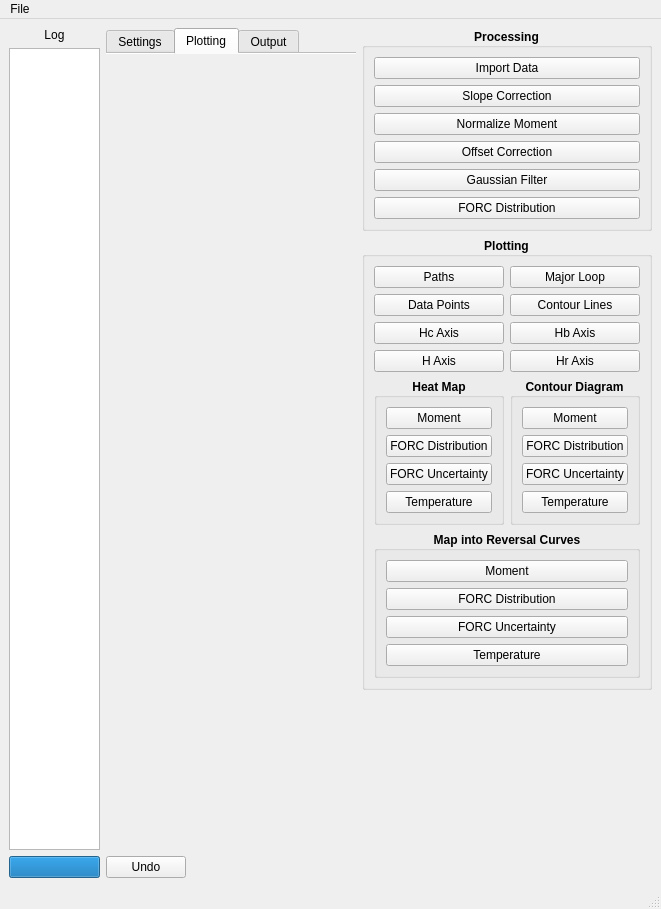
First picture: the form in PyFORCGUIBase.ui, repository peytondmurray/pyforc, before the edit.
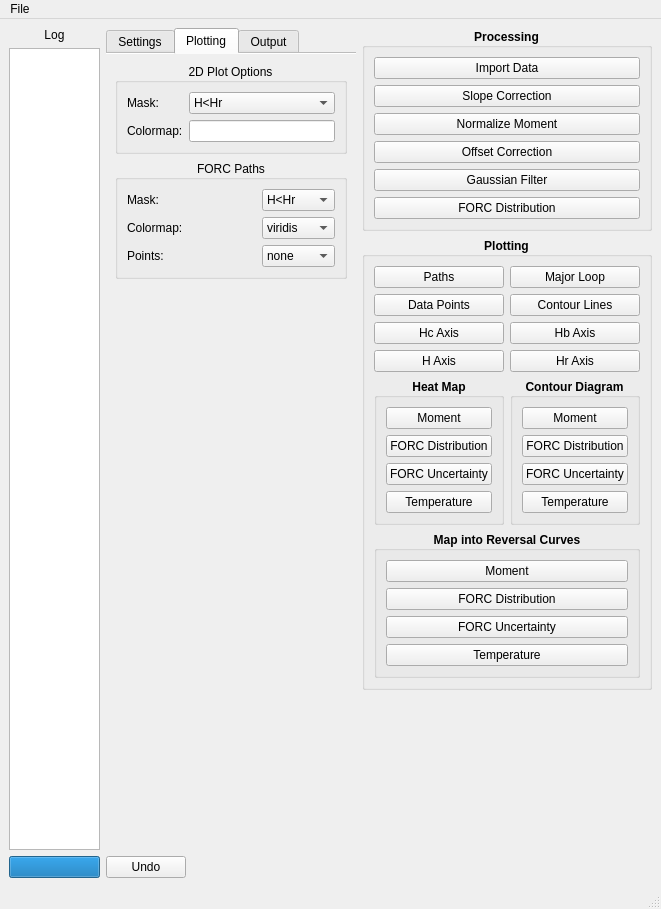
Second picture: the form after the edit. The open tabs and pages were chosen to show the change.

Commit message: GUI now can read in FORC files. Beginning to add job logging and plotting functionality.

```diff
--- a/PyFORCGUIBase.ui
+++ b/PyFORCGUIBase.ui
@@ -842,6 +842,155 @@
        <attribute name="title">
         <string>Plotting</string>
        </attribute>
+       <layout class="QGridLayout" name="gridLayout_11">
+        <item row="0" column="0">
+         <widget class="QGroupBox" name="groupBox_11">
+          <property name="title">
+           <string>2D Plot Options</string>
+          </property>
+          <property name="alignment">
+           <set>Qt::AlignCenter</set>
+          </property>
+          <property name="flat">
+           <bool>true</bool>
+          </property>
+          <layout class="QGridLayout" name="gridLayout_10">
+           <item row="0" column="0">
+            <widget class="QLabel" name="label_14">
+             <property name="text">
+              <string>Mask:</string>
+             </property>
+            </widget>
+           </item>
+           <item row="0" column="1">
+            <widget class="QComboBox" name="f_2d_mask">
+             <item>
+              <property name="text">
+               <string>H&lt;Hr</string>
+              </property>
+             </item>
+             <item>
+              <property name="text">
+               <string>none</string>
+              </property>
+             </item>
+             <item>
+              <property name="text">
+               <string>outline</string>
+              </property>
+             </item>
+            </widget>
+           </item>
+           <item row="1" column="0">
+            <widget class="QLabel" name="label_16">
+             <property name="text">
+              <string>Colormap:</string>
+             </property>
+            </widget>
+           </item>
+           <item row="1" column="1">
+            <widget class="QLineEdit" name="f_2d_cmap"/>
+           </item>
+          </layout>
+         </widget>
+        </item>
+        <item row="1" column="0">
+         <widget class="QGroupBox" name="groupBox_10">
+          <property name="title">
+           <string>FORC Paths</string>
+          </property>
+          <property name="alignment">
+           <set>Qt::AlignCenter</set>
+          </property>
+          <property name="flat">
+           <bool>true</bool>
+          </property>
+          <layout class="QGridLayout" name="gridLayout_9">
+           <item row="0" column="0" colspan="2">
+            <widget class="QLabel" name="label_15">
+             <property name="text">
+              <string>Mask:</string>
+             </property>
+            </widget>
+           </item>
+           <item row="0" column="2">
+            <widget class="QComboBox" name="f_paths_mask">
+             <item>
+              <property name="text">
+               <string>H&lt;Hr</string>
+              </property>
+             </item>
+             <item>
+              <property name="text">
+               <string>none</string>
+              </property>
+             </item>
+             <item>
+              <property name="text">
+               <string>outline</string>
+              </property>
+             </item>
+            </widget>
+           </item>
+           <item row="1" column="0">
+            <widget class="QLabel" name="label_13">
+             <property name="text">
+              <string>Colormap:</string>
+             </property>
+            </widget>
+           </item>
+           <item row="1" column="2">
+            <widget class="QComboBox" name="f_paths_cmap">
+             <item>
+              <property name="text">
+               <string>viridis</string>
+              </property>
+             </item>
+            </widget>
+           </item>
+           <item row="2" column="0">
+            <widget class="QLabel" name="label_12">
+             <property name="text">
+              <string>Points:</string>
+             </property>
+            </widget>
+           </item>
+           <item row="2" column="2">
+            <widget class="QComboBox" name="f_paths_points">
+             <item>
+              <property name="text">
+               <string>none</string>
+              </property>
+             </item>
+             <item>
+              <property name="text">
+               <string>reversal</string>
+              </property>
+             </item>
+             <item>
+              <property name="text">
+               <string>all</string>
+              </property>
+             </item>
+            </widget>
+           </item>
+          </layout>
+         </widget>
+        </item>
+        <item row="2" column="0">
+         <spacer name="verticalSpacer_4">
+          <property name="orientation">
+           <enum>Qt::Vertical</enum>
+          </property>
+          <property name="sizeHint" stdset="0">
+           <size>
+            <width>20</width>
+            <height>585</height>
+           </size>
+          </property>
+         </spacer>
+        </item>
+       </layout>
       </widget>
       <widget class="QWidget" name="tab_3">
        <attribute name="title">
```
Left out of the diff: 5 changed lines with no effect on the pictures. The commit also changes 8 other files.
